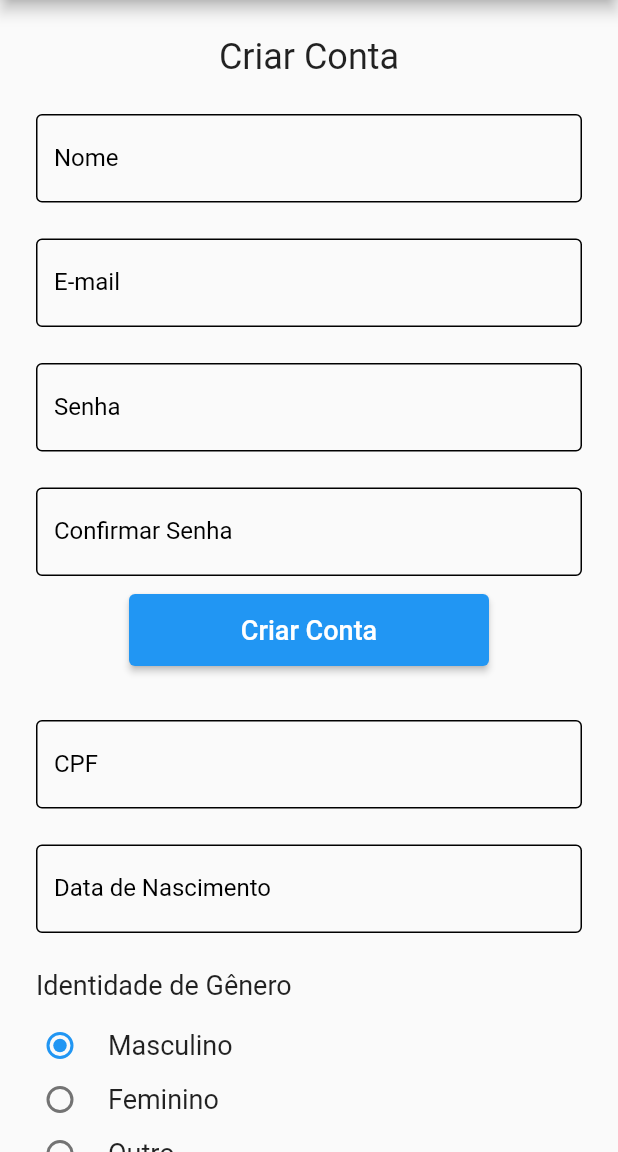
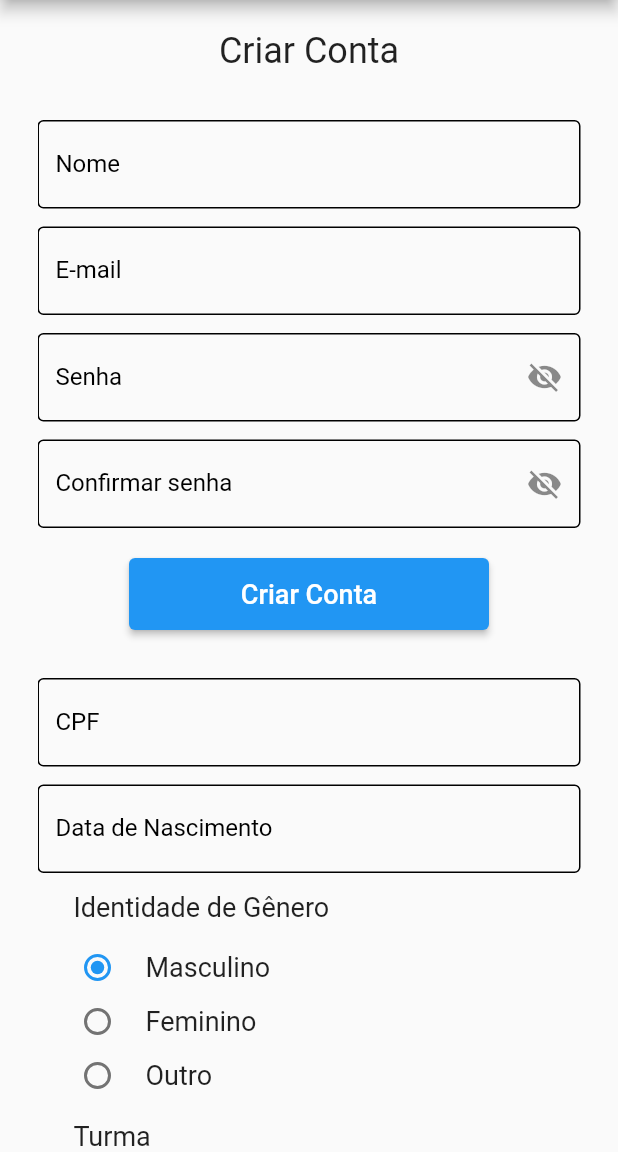
Before and after one commit to ericarodrigs/academy-semana-3, a Flutter app: the screen it shows after launch, on a phone screen of 412 x 824 dp, the part 84-1236 px from its top. Run offline on Flutter 3.47's test engine with Material 2 defaults, Android fonts, the phone set to English and light mode, and no system bars; our stand-ins replace google_fonts.

Commit message:
Little changes in homePage, regex and validators

```diff
--- a/lib/home/home_page.dart
+++ b/lib/home/home_page.dart
@@ -1,6 +1,7 @@
 import 'package:flutter/material.dart';
 import 'package:google_fonts/google_fonts.dart';
 import 'package:raro_buddy_group_4/utils/validators.dart';
+import 'package:raro_buddy_group_4/widgets/input_text_widget.dart';
 
 class HomePage extends StatefulWidget {
   const HomePage({Key? key}) : super(key: key);
@@ -12,6 +13,8 @@ class HomePage extends StatefulWidget {
 class _HomePageState extends State<HomePage> {
   GenderIdentity gender = GenderIdentity.masculino;
   bool isChecked = false;
+  bool isHiddenPassword = true;
+  bool isHiddenConfirmatePassword = true;
   String currentPassword = '';
   String dropdownValue = 'Flutter';
 
@@ -23,7 +26,11 @@ class _HomePageState extends State<HomePage> {
 
   @override
   Widget build(BuildContext context) {
-    return Scaffold(
+    return GestureDetector(
+      onTap: () {
+        FocusScope.of(context).unfocus();
+      },
+      child: Scaffold(
         appBar: AppBar(
           title: Text(
             'Raro Buddy',
@@ -34,134 +41,98 @@ class _HomePageState extends State<HomePage> {
           ),
           centerTitle: true,
         ),
-      body: SingleChildScrollView(
+        body: Padding(
+          padding: const EdgeInsets.symmetric(horizontal: 25),
+          child: SingleChildScrollView(
             child: Form(
               key: formKey,
               child: Column(
                 children: [
-              Container(
-                padding: const EdgeInsets.only(top: 12),
-                margin: const EdgeInsets.all(12),
-                child: const Text(
+                  const Padding(
+                    padding: EdgeInsets.symmetric(vertical: 20),
+                    child: Text(
                       'Criar Conta',
                       style: TextStyle(
                         fontSize: 24,
                       ),
                     ),
                   ),
-              Container(
-                padding: const EdgeInsets.only(left: 12, right: 12),
-                margin: const EdgeInsets.all(12),
-                child: TextFormField(
+                  InputTextWidget(
+                    labelText: 'Nome',
                     validator: Validators.validateName,
-                  cursorColor: Colors.black,
-                  decoration: InputDecoration(
-                      labelText: 'Nome',
-                      labelStyle: const TextStyle(color: Colors.black),
-                      enabledBorder: inputBorder,
-                      disabledBorder: inputBorder,
-                      focusedBorder: inputBorder),
+                    onChanged: (value) {},
+                    textInputAction: TextInputAction.next,
                   ),
+                  InputTextWidget(
+                    labelText: 'E-mail',
+                    validator: Validators.validateEmail,
+                    onChanged: (value) {},
+                    textInputAction: TextInputAction.next,
                   ),
-              Container(
-                padding: const EdgeInsets.only(left: 12, right: 12),
-                margin: const EdgeInsets.all(12),
-                child: TextFormField(
-                  validator: Validators.validateEmail,
-                  cursorColor: Colors.black,
-                  keyboardType: TextInputType.emailAddress,
-                  decoration: InputDecoration(
-                      labelText: 'E-mail',
-                      labelStyle: const TextStyle(color: Colors.black),
-                      enabledBorder: inputBorder,
-                      disabledBorder: inputBorder,
-                      focusedBorder: inputBorder),
-                ),
-              ),
-              Container(
-                padding: const EdgeInsets.only(left: 12, right: 12),
-                margin: const EdgeInsets.all(12),
-                child: TextFormField(
-                  cursorColor: Colors.black,
+                  InputTextWidget(
+                    labelText: 'Senha',
+                    obscureText: isHiddenPassword,
                     validator: Validators.validatePassword,
                     onChanged: (value) {
                       setState(() {
                         currentPassword = value;
                       });
                     },
-                  decoration: InputDecoration(
-                      labelText: 'Senha',
-                      labelStyle: const TextStyle(color: Colors.black),
-                      enabledBorder: inputBorder,
-                      disabledBorder: inputBorder,
-                      focusedBorder: inputBorder),
+                    textInputAction: TextInputAction.next,
+                    togglePasswordView: () {
+                      setState(() {
+                        isHiddenPassword = !isHiddenPassword;
+                      });
+                    },
                   ),
+                  InputTextWidget(
+                    labelText: 'Confirmar senha',
+                    obscureText: isHiddenConfirmatePassword,
+                    validator: (value) =>
+                        Validators.confirmatePassword(value, currentPassword),
+                    textInputAction: TextInputAction.next,
+                    togglePasswordView: () {
+                      setState(() {
+                        isHiddenConfirmatePassword =
+                            !isHiddenConfirmatePassword;
+                      });
+                    },
                   ),
-              Container(
-                padding: const EdgeInsets.only(left: 12, right: 12),
-                margin: const EdgeInsets.all(12),
-                child: TextFormField(
-                  validator: (value) {
-                    if (Validators.confirmatePassword(value, currentPassword)) {
-                      return "As senhas não condizem";
-                    } else {
-                      return null;
-                    }
-                  },
-                  cursorColor: Colors.black,
-                  decoration: InputDecoration(
-                      labelText: 'Confirmar Senha',
-                      labelStyle: const TextStyle(color: Colors.black),
-                      enabledBorder: inputBorder,
-                      disabledBorder: inputBorder,
-                      focusedBorder: inputBorder),
-                ),
-              ),
-              Container(
-                margin: const EdgeInsets.only(bottom: 24),
+                  Padding(
+                    padding: const EdgeInsets.symmetric(vertical: 20),
                     child: SizedBox(
                       width: 240,
                       height: 48,
                       child: ElevatedButton(
                         onPressed: () {
-                        formKey.currentState!.validate();
+                          if (formKey.currentState!.validate()) {
+                            debugPrint('Conta criada com sucesso');
+                          } else {
+                            debugPrint(
+                                'Não foi possível criar conta no momento e os erros devem ser revisados');
+                          }
                         },
                         child: const Text(
                           'Criar Conta',
                           style: TextStyle(fontSize: 18),
-                      )),
                         ),
                       ),
-              Container(
-                padding: const EdgeInsets.only(left: 12, right: 12),
-                margin: const EdgeInsets.all(12),
-                child: TextFormField(
-                  cursorColor: Colors.black,
-                  decoration: InputDecoration(
-                      labelText: 'CPF',
-                      labelStyle: const TextStyle(color: Colors.black),
-                      enabledBorder: inputBorder,
-                      disabledBorder: inputBorder,
-                      focusedBorder: inputBorder),
                     ),
                   ),
-              Container(
-                padding: const EdgeInsets.only(left: 12, right: 12),
-                margin: const EdgeInsets.all(12),
-                child: TextFormField(
-                  cursorColor: Colors.black,
-                  decoration: InputDecoration(
+                  InputTextWidget(
+                    labelText: 'CPF',
+                    onChanged: (value) {},
+                    textInputAction: TextInputAction.next,
+                  ),
+                  InputTextWidget(
                     labelText: 'Data de Nascimento',
-                      labelStyle: const TextStyle(color: Colors.black),
-                      enabledBorder: inputBorder,
-                      disabledBorder: inputBorder,
-                      focusedBorder: inputBorder),
+                    onChanged: (value) {},
+                    textInputAction: TextInputAction.done,
                   ),
-              ),
-              Row(
-                children: const [
-                  Padding(
+                  const Padding(
                     padding: EdgeInsets.only(left: 24, top: 12, bottom: 12),
+                    child: Align(
+                      alignment: Alignment.centerLeft,
                       child: Text(
                         'Identidade de Gênero',
                         textAlign: TextAlign.start,
@@ -170,7 +141,6 @@ class _HomePageState extends State<HomePage> {
                         ),
                       ),
                     ),
-                ],
                   ),
                   Column(
                     children: [
@@ -236,10 +206,10 @@ class _HomePageState extends State<HomePage> {
                       ),
                     ],
                   ),
-              Row(
-                children: const [
-                  Padding(
+                  const Padding(
                     padding: EdgeInsets.only(left: 24, top: 12, bottom: 12),
+                    child: Align(
+                      alignment: Alignment.centerLeft,
                       child: Text(
                         'Turma',
                         textAlign: TextAlign.start,
@@ -248,15 +218,13 @@ class _HomePageState extends State<HomePage> {
                         ),
                       ),
                     ),
-                ],
                   ),
-              Padding(
-                padding: const EdgeInsets.only(left: 24, right: 24),
-                child: InputDecorator(
+                  InputDecorator(
                     decoration: const InputDecoration(
                       enabledBorder: OutlineInputBorder(
                         borderSide: BorderSide(color: Colors.black, width: 1),
-                  )),
+                      ),
+                    ),
                     child: DropdownButtonHideUnderline(
                       child: DropdownButton(
                           isExpanded: true,
@@ -277,7 +245,6 @@ class _HomePageState extends State<HomePage> {
                               dropdownValue = newValue!;
                             });
                           }),
-                  ),
                     ),
                   ),
                   Padding(
@@ -302,6 +269,8 @@ class _HomePageState extends State<HomePage> {
               ),
             ),
           ),
+        ),
+      ),
     );
   }
 }
--- a/lib/utils/regex.dart
+++ b/lib/utils/regex.dart
@@ -1,8 +1,13 @@
 class RegexTypes {
   static RegExp upperCaseValidator = RegExp(r'[A-Z]');
-  static RegExp hasSymbol = RegExp(r'[!@#<>?.":_`~;[\]\\|=+)(*&^%0-9-]');
+
+  static RegExp hasSymbol = RegExp(r'[!@#<>$?.":_`~;[\]\\/{}|=+)(*&^%-]');
+
   static RegExp emailValidator = RegExp(
       r"[a-z0-9!#$%&'*+/=?^_`{|}~-]+(?:\.[a-z0-9!#$%&'*+/=?^_`{|}~-]+)*@(?:[a-z0-9](?:[a-z0-9-]*[a-z0-9])?\.)+[a-z0-9](?:[a-z0-9-]*[a-z0-9])+");
-  static RegExp passwordValidator =
-      RegExp(r'^(?=.*?[A-Z])(?=.*?[a-z])(?=.*?[0-9])(?=.*?[!@#\_$&*~]).{8,}$');
+
+  static RegExp uppercaseAndLowercaseValidator =
+      RegExp(r'^(?=.*?[A-Z])(?=.*?[a-z])');
+
+  static RegExp hasNumber = RegExp(r'^(?=.*?[0-9])');
 }
--- a/lib/utils/validators.dart
+++ b/lib/utils/validators.dart
@@ -1,11 +1,13 @@
 import 'package:raro_buddy_group_4/utils/regex.dart';
 
 class Validators extends RegexTypes {
-  Validators();
   static String? validateName(String? value) {
     if (value == null || value.isEmpty) {
       return 'Opa, voce precisa digitar o seu nome!';
-    } else if (!value.contains('  ') && !RegexTypes.hasSymbol.hasMatch(value)) {
+    }
+    if (!value.contains('  ') &&
+        !RegexTypes.hasSymbol.hasMatch(value) &&
+        !RegexTypes.hasNumber.hasMatch(value)) {
       // print(valu
       final List<String> isUpper = value.split(' ');
       for (int i = 0; i < isUpper.length; i++) {
@@ -14,7 +16,7 @@ class Validators extends RegexTypes {
         }
       }
     } else {
-      return 'Ei, espaços concecutivos e símbolos não são permitidos';
+      return 'Ei, espaços consecutivos, símbolos e números não são permitidos';
     }
     return null;
   }
@@ -22,7 +24,8 @@ class Validators extends RegexTypes {
   static String? validateEmail(String? value) {
     if (value == null || value.isEmpty) {
       return 'Ou, o campo de email não pode ser vazio';
-    } else if (!RegexTypes.emailValidator.hasMatch(value) ||
+    }
+    if (!RegexTypes.emailValidator.hasMatch(value) ||
         value.contains(' ') ||
         RegexTypes.upperCaseValidator.hasMatch(value)) {
       return 'Cara, digita um email válido';
@@ -33,24 +36,41 @@ class Validators extends RegexTypes {
   static String? validatePassword(String? value) {
     if (value == null || value.isEmpty) {
       return 'Digita sua Senha, sem ela nao tem como entrar';
-    } else if (!RegexTypes.passwordValidator.hasMatch(value)) {
-      return """
-Sua senha deve conter no mínimo 8 caracteres
-Sua senha deve conter pelo menos 1 letra minúscula
-Sua senha deve conter pelo menos 1 letra maiúscula
-Sua senha deve conter pelo menos 1 caractere especial
-      """;
+    }
+    if (value.length < 8) {
+      return "A senha deve conter no mínimo 8 caracteres";
+    }
+    if (!RegexTypes.uppercaseAndLowercaseValidator.hasMatch(value)) {
+      return "A senha deve ter letras minúsculas e maiúsculas";
+    }
+    if (!RegexTypes.hasNumber.hasMatch(value)) {
+      return "A senha deve ter pelo menos 1 número";
+    }
+    if (!RegexTypes.hasSymbol.hasMatch(value)) {
+      return "A senha deve ter pelo menos 1 caractere especial";
     }
     return null;
   }
 
-  static bool confirmatePassword(String? value, String? currentPassword) {
-    // print(value);
-    // print(currentPassword);
-    // print(value != currentPassword);
+  static String? confirmatePassword(String? value, String? currentPassword) {
+    if (value == null || value.isEmpty) {
+      return 'Digita sua Senha, sem ela nao tem como entrar';
+    }
+    if (value.length < 8) {
+      return "A senha deve conter no mínimo 8 caracteres";
+    }
+    if (!RegexTypes.uppercaseAndLowercaseValidator.hasMatch(value)) {
+      return "A senha deve ter letras minúsculas e maiúsculas";
+    }
+    if (!RegexTypes.hasNumber.hasMatch(value)) {
+      return "A senha deve ter pelo menos 1 número";
+    }
+    if (!RegexTypes.hasSymbol.hasMatch(value)) {
+      return "A senha deve ter pelo menos 1 caractere especial";
+    }
     if (value != currentPassword) {
-      return true;
+      return 'As senhas não condizem';
     }
-    return false;
+    return null;
   }
 }
--- /dev/null
+++ b/lib/widgets/input_text_widget.dart
@@ -0,0 +1,58 @@
+import 'package:flutter/material.dart';
+
+class InputTextWidget extends StatelessWidget {
+  const InputTextWidget({
+    Key? key,
+    required this.labelText,
+    this.textInputAction,
+    this.onChanged,
+    this.validator,
+    this.obscureText,
+    this.togglePasswordView,
+  }) : super(key: key);
+
+  final String labelText;
+  final TextInputAction? textInputAction;
+  final void Function(String)? onChanged;
+  final String? Function(String?)? validator;
+  final bool? obscureText;
+  final VoidCallback? togglePasswordView;
+
+  @override
+  Widget build(BuildContext context) {
+    return Padding(
+      padding: const EdgeInsets.only(top: 12),
+      child: TextFormField(
+        textInputAction: textInputAction ?? TextInputAction.done,
+        validator: validator,
+        onChanged: onChanged,
+        obscureText: obscureText ?? false,
+        cursorColor: Colors.black,
+        decoration: InputDecoration(
+          labelText: labelText,
+          labelStyle: const TextStyle(color: Colors.black),
+          suffixIcon: togglePasswordView != null
+              ? IconButton(
+                  icon: Icon(
+                    obscureText! ? Icons.visibility_off : Icons.visibility,
+                  ),
+                  onPressed: togglePasswordView,
+                )
+              : null,
+          border: const OutlineInputBorder(
+            borderSide: BorderSide(color: Colors.black, width: 1),
+          ),
+          enabledBorder: const OutlineInputBorder(
+            borderSide: BorderSide(color: Colors.black, width: 1),
+          ),
+          disabledBorder: const OutlineInputBorder(
+            borderSide: BorderSide(color: Colors.black, width: 1),
+          ),
+          focusedBorder: const OutlineInputBorder(
+            borderSide: BorderSide(color: Colors.blue, width: 1.5),
+          ),
+        ),
+      ),
+    );
+  }
+}
```
Lines whose indentation alone changed are shown as unchanged.
